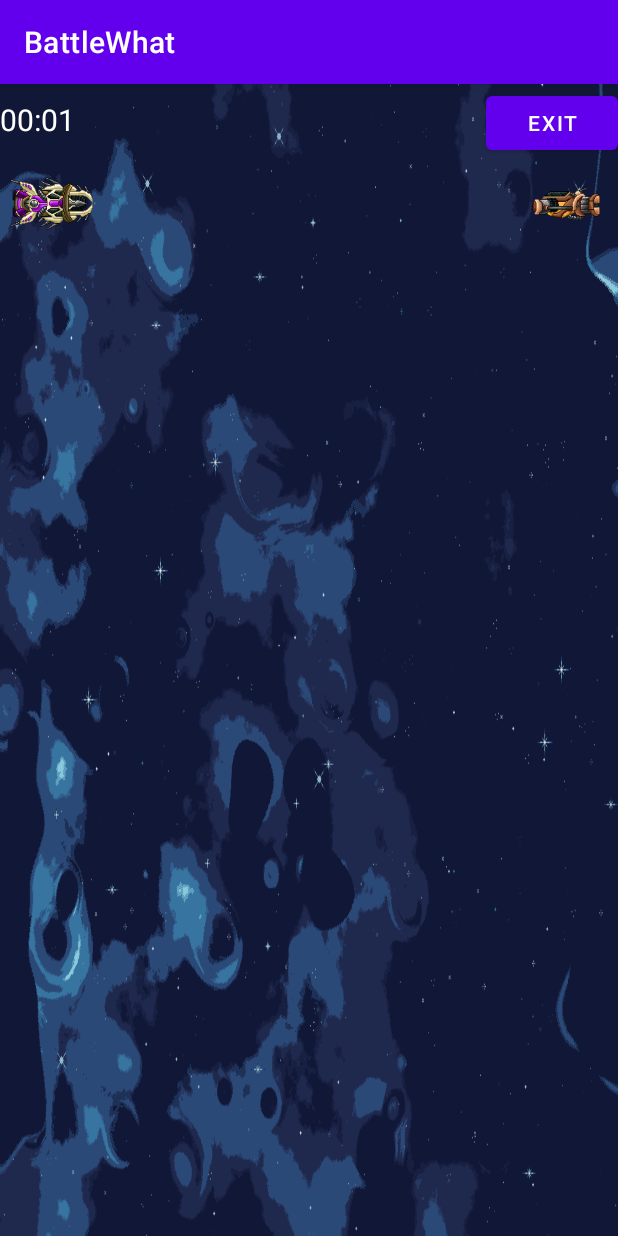
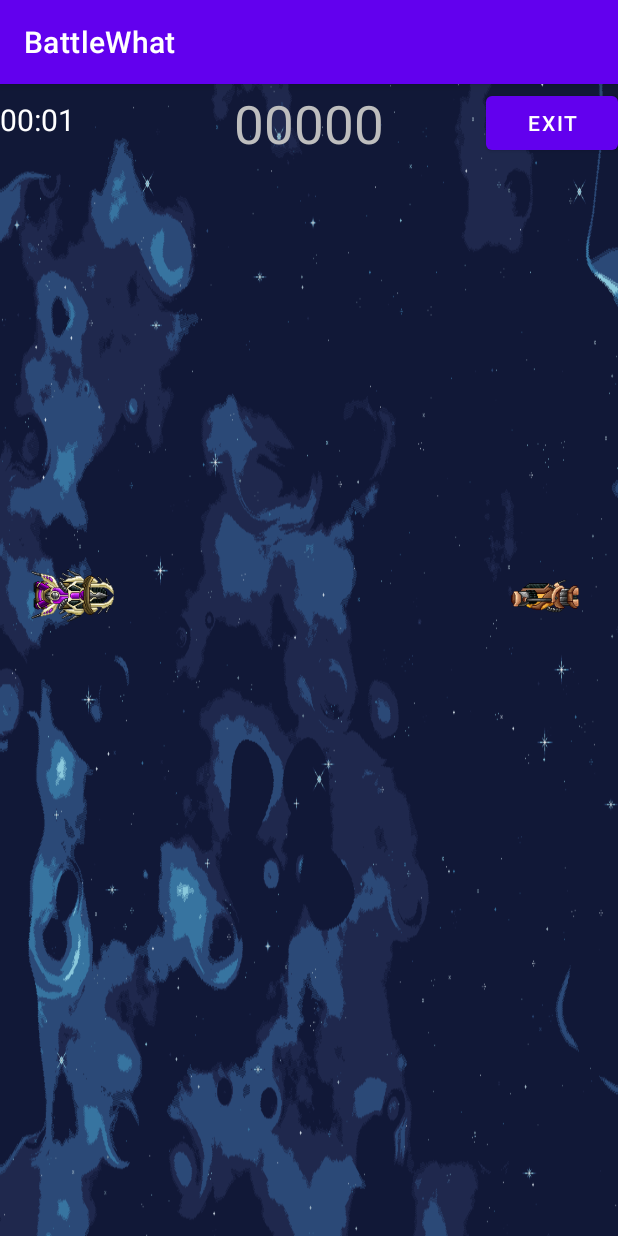
Before and after one commit to raphael-huc/BattleWhat, an Android app: the GameActivity screen opened directly, with no data from a screen before it, on a phone screen of 412 x 824 dp. Run offline under Robolectric (Android 15) with nearby library versions, the phone set to English and light mode, and no system bars.

Commit message:
Fix: adapt screen and add vertical layout

```diff
--- a/app/src/main/res/layout/activity_game.xml
+++ b/app/src/main/res/layout/activity_game.xml
@@ -8,6 +8,11 @@
     android:backgroundTintMode="screen"
     android:theme="@android:style/Theme.NoTitleBar.Fullscreen"
     tools:context=".activity.GameActivity">
+
+    <LinearLayout
+        android:layout_width="match_parent"
+        android:layout_height="match_parent"
+        android:orientation="vertical">
 
         <androidx.constraintlayout.widget.ConstraintLayout
             android:id="@+id/Menu"
@@ -33,36 +38,55 @@
                 app:layout_constraintStart_toStartOf="parent"
                 app:layout_constraintTop_toTopOf="parent"
                 tools:text="00:00" />
+
+            <TextView
+                android:id="@+id/textScore"
+                android:layout_width="wrap_content"
+                android:layout_height="wrap_content"
+                android:gravity="center"
+                android:text="@string/score_init"
+                android:textSize="35sp"
+                app:layout_constraintBottom_toBottomOf="parent"
+                app:layout_constraintEnd_toEndOf="parent"
+                app:layout_constraintStart_toStartOf="parent"
+                app:layout_constraintTop_toTopOf="parent"
+                app:layout_constraintVertical_bias="1.0" />
         </androidx.constraintlayout.widget.ConstraintLayout>
 
         <androidx.constraintlayout.widget.ConstraintLayout
             android:id="@+id/Game"
             android:layout_width="match_parent"
-        android:layout_height="677dp"
-        android:layout_marginTop="50dp"
-        app:layout_constraintTop_toTopOf="parent">
+            android:layout_height="677dp">
 
             <ImageView
                 android:id="@+id/player"
                 android:layout_width="65dp"
                 android:layout_height="60dp"
-            android:layout_marginEnd="2dp"
                 android:contentDescription="@string/player_sprite"
                 android:rotation="180"
                 android:rotationX="180"
+                app:layout_constraintBottom_toBottomOf="parent"
                 app:layout_constraintEnd_toEndOf="parent"
-            app:srcCompat="@drawable/player"
-            tools:layout_editor_absoluteY="252dp" />
+                app:layout_constraintHorizontal_bias="0.953"
+                app:layout_constraintStart_toStartOf="parent"
+                app:layout_constraintTop_toTopOf="parent"
+                app:layout_constraintVertical_bias="0.423"
+                app:srcCompat="@drawable/player" />
 
             <ImageView
                 android:id="@+id/enemy"
                 android:layout_width="65dp"
                 android:layout_height="60dp"
-            android:layout_marginStart="2dp"
                 android:contentDescription="@string/enemy_sprite"
+                app:layout_constraintBottom_toBottomOf="parent"
+                app:layout_constraintEnd_toEndOf="parent"
+                app:layout_constraintHorizontal_bias="0.046"
                 app:layout_constraintStart_toStartOf="parent"
-            app:srcCompat="@drawable/enemy1"
-            tools:layout_editor_absoluteY="252dp" />
+                app:layout_constraintTop_toTopOf="parent"
+                app:layout_constraintVertical_bias="0.423"
+                app:srcCompat="@drawable/enemy1" />
         </androidx.constraintlayout.widget.ConstraintLayout>
 
+    </LinearLayout>
+
 </androidx.constraintlayout.widget.ConstraintLayout>
--- a/app/src/main/res/values/strings.xml
+++ b/app/src/main/res/values/strings.xml
@@ -8,4 +8,5 @@
     <string name="player_sprite">Player sprite</string>
     <string name="enemy_sprite">Enemy sprite</string>
     <string name="background_of_the_game">Background of the game</string>
+    <string name="score_init">00000</string>
 </resources>
```
Lines whose indentation alone changed are shown as unchanged.
